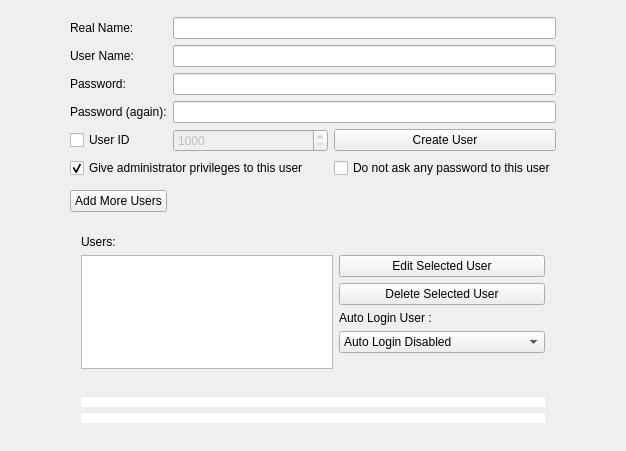
The window that yali4/gui/Ui/setupuserswidget.ui (dadas45li/yali) describes before a commit, drawn with Qt 5.
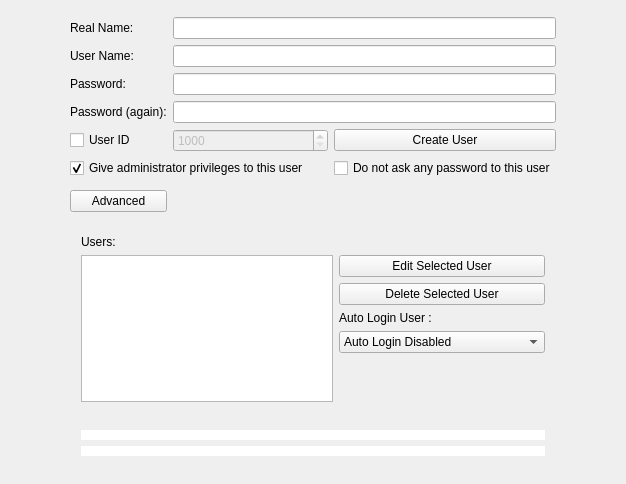
The same window after the commit.

```diff
--- a/yali4/gui/Ui/setupuserswidget.ui
+++ b/yali4/gui/Ui/setupuserswidget.ui
@@ -7,7 +7,7 @@
     <x>0</x>
     <y>0</y>
     <width>626</width>
-    <height>451</height>
+    <height>484</height>
    </rect>
   </property>
   <property name="windowTitle">
@@ -342,7 +342,7 @@
    <item row="8" column="1">
     <widget class="QPushButton" name="addMoreUsers">
      <property name="text">
-      <string>Add More Users</string>
+      <string>Advanced</string>
      </property>
      <property name="checkable">
       <bool>true</bool>
```
